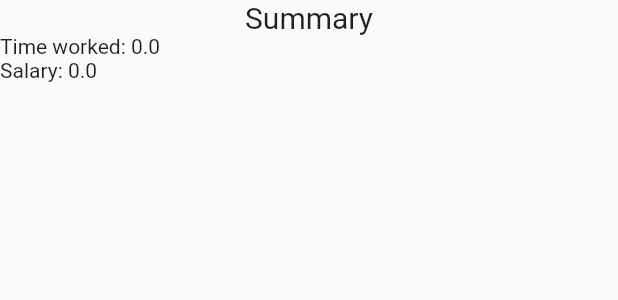
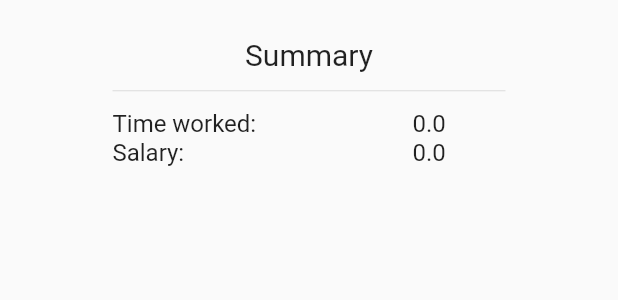
Before and after one commit to ArkadiiShatkovskyi/Android, a Flutter app: the SummaryTab widget shown alone on an empty page, opened directly, on a phone screen of 412 x 824 dp. Shown: the top 300 px of the screen. Run offline on Flutter 3.47's test engine with Material 2 defaults, Android fonts, the phone set to English and light mode, and no system bars; our stand-ins replace ant_icons, cloud_firestore, firebase_auth; accounts and stored records are empty.

Commit message:
Summary page was created

```diff
--- a/Flutter_Projects/job_app/lib/pages/mainPage/SummaryTab.dart
+++ b/Flutter_Projects/job_app/lib/pages/mainPage/SummaryTab.dart
@@ -3,60 +3,75 @@ import 'package:job_app/pages/authorizationPage/Authorization.dart';
 import 'package:cloud_firestore/cloud_firestore.dart';
 
 class SummaryTab extends StatefulWidget{
+
   @override
   State<StatefulWidget> createState() => _SummaryTabState();
 }
 
 class _SummaryTabState extends State<SummaryTab>{
-  double _workedTime;
-  double _salary;
-  String _user = 'null';
+  double _workedTime = 0.0;
+  double _salary = 0.0;
+  String _user;
   Authorization _authorization = new Authorization();
 
   @override
   void initState(){
     super.initState();
-    this._salary = 0;
-    this._workedTime = 0;
-    _authorization.getUser().then((currUser) {this._user = currUser.uid;});
-//    _getData().then((val){this._workedTime += val;});
+    _authorization.getUser().then((currUser) {
+      this._user = currUser.uid;
+      _getValues(currUser.uid);
+    });
+  }
+
+  void _getValues (String user) {
+    Firestore.instance
+        .collection(user)
+        .snapshots()
+        .listen((snapshot) {
+          double tempWorkTime = snapshot.documents.fold(0, (tot, doc) {
+          return tot + doc.data['workTime'];
+      });
+      double tempSalary = snapshot.documents.fold(0, (tot, doc) => tot + doc.data['workTime'] * doc.data['rate']);
+      setState(() {
+        _workedTime = tempWorkTime;
+        _salary = tempSalary;
+      });
+    });
   }
 
   @override
   Widget build(BuildContext context) {
     return Container(
         child: ListView(
+          padding: EdgeInsets.only(left: 75, right: 75),
           physics: const NeverScrollableScrollPhysics(),
           children: <Widget>[
+            Divider(height: 25, color: Colors.transparent,),
             const Center(child:Text("Summary", style: TextStyle(fontSize: 20),)),
-            Container(child: Row(
-              children: <Widget>[
-                const Text("Time worked: "),
-                Text(_workedTime.toString())
-              ],
+            Divider(height: 25,),
+            Container(
+                child: Row(
+                  children: <Widget>[
+                    Container(
+                        child: const Text("Time worked: ", style: TextStyle(fontSize: 16),),
+                        width: 200,
+                    ),
+                    Text(_workedTime.toString(), style: TextStyle(fontSize: 16),)
+                  ],
             )
             ),
-            Container(child: Row(
-              children: <Widget>[
-                const Text("Salary: "),
-                Text(_salary.toString())
+            Container(
+                child: Row(
+                  children: <Widget>[
+                    Container(
+                      child: const Text("Salary: ", style: TextStyle(fontSize: 16),),
+                      width: 200,
+                    ),
+                    Text(_salary.toString(), style: TextStyle(fontSize: 16),)
               ],
             )
             ),
           ],)
     );
   }
-
-  /*Future<double> _getData() async {
-    Firestore.instance.collection(_user).snapshots().listen(
-            (data){
-             data.documents.map((DocumentSnapshot documentSnapshot){
-               setState(() {
-                 _salary += _workedTime * documentSnapshot['rate'];
-                 return documentSnapshot['workTime'];
-               });
-             });
-            });
-    return 0;
-  }*/
 }
```
